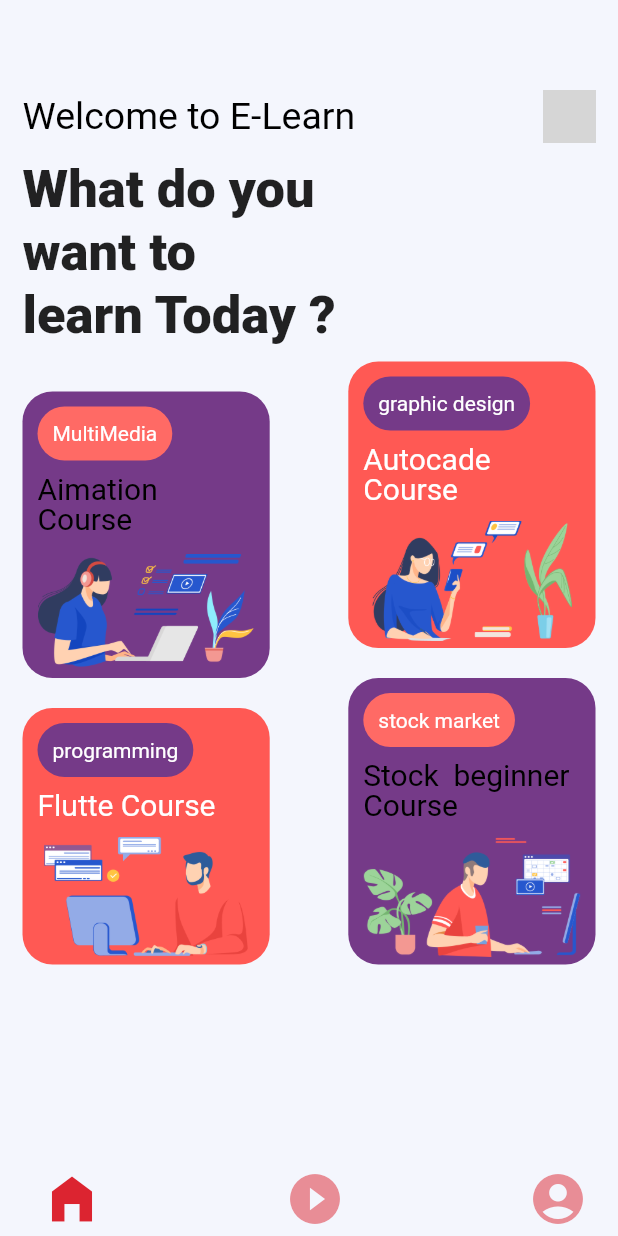
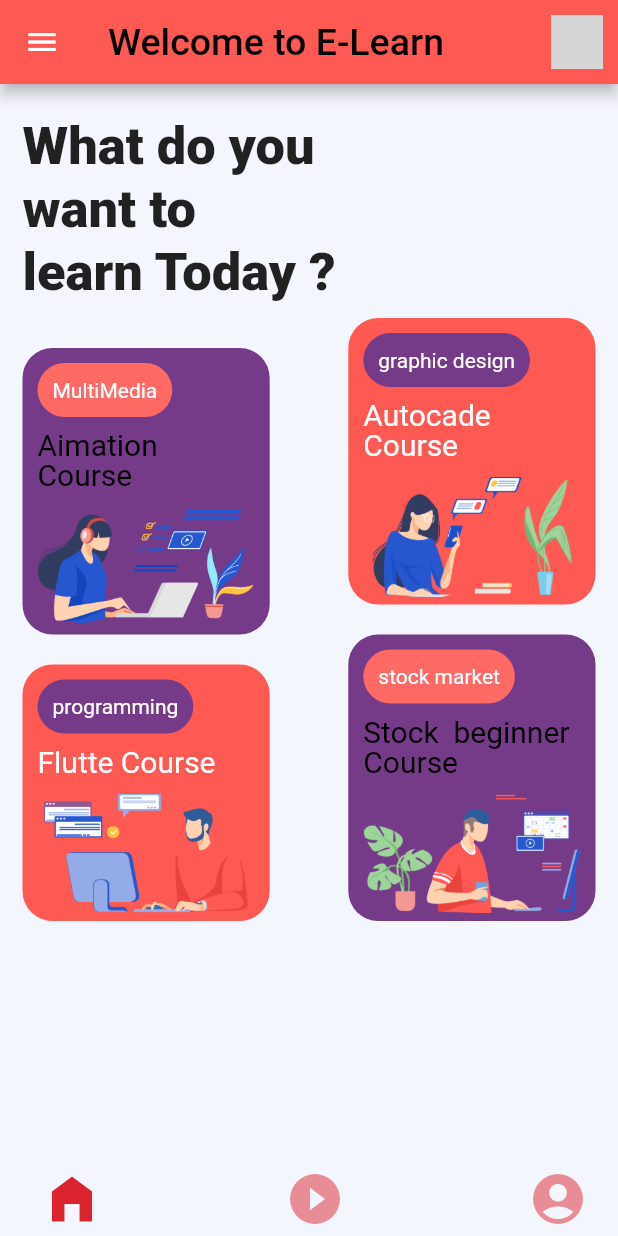
Before and after one commit to niyatipatel2711/e_learning_platform, a Flutter app: the screen it shows after launch, after a tap on "Skip", on a phone screen of 412 x 824 dp. Run offline on Flutter 3.47's test engine with Material 2 defaults, Android fonts, the phone set to English and light mode, and no system bars; our stand-ins replace flutter_svg, google_fonts, shared_preferences; network calls fail; Roboto replaces fonts that are missing (Times and Roman); grey boxes are pictures that could not be loaded.

Commit message:
homescreen added

```diff
--- a/lib/HomeScreen.dart
+++ b/lib/HomeScreen.dart
@@ -1,4 +1,6 @@
 import 'package:flutter/material.dart';
+
+import 'Drawer.dart';
 
 class HomeScreen extends StatefulWidget {
   //  HomeScreen({ Key ? key }) : super(key: key);
@@ -12,33 +14,40 @@ class _HomeScreenState extends State<HomeScreen> {
   Widget build(BuildContext context) {
     return Scaffold(
       backgroundColor: Color(0xfff4f6fd),
-      body: Padding(
-        padding: EdgeInsets.only(left: 15, top: 60, right: 15),
-        child: Container(
-          child: Column(
-            crossAxisAlignment: CrossAxisAlignment.start,
-            children: [
-              Row(
-                mainAxisAlignment: MainAxisAlignment.spaceBetween,
-                children: [
-                  Text(
+      appBar: AppBar(
+        title: Text(
                     "Welcome to E-Learn",
                     style: TextStyle(
                         fontSize: 25,
                         fontFamily: "Times and Roman",
                         color: Colors.black),
                   ),
-                  Container(
+                  backgroundColor: Color(0xffFF5954),
+  actions: [
+     Padding(
+       padding: EdgeInsets.only(right: 10.0, top: 10, bottom: 10),
+       child: Container(
+
                       height: 35,
                       width: 35,
                       decoration: BoxDecoration(
                           shape: BoxShape.circle,
                           image: DecorationImage(
+
                               image: NetworkImage(
                                   "https://previews.123rf.com/images/robuart/robuart1804/robuart180401032/100049635-boy-avatar-in-round-web-button-isolated-on-white-brunet-handsome-guy-in-shirt-with-tie-smiling-schoo.jpg"))),
+                    ),
      )
   ],
+
       ),
+      drawer:DrawerHome(),
+      body: Padding(
+        padding: EdgeInsets.only(left: 15, top: 10, right: 15),
+        child: Container(
+          child: Column(
+            crossAxisAlignment: CrossAxisAlignment.start,
+            children: [
               SizedBox(
                 height: 10,
               ),
--- a/lib/Onbording_screen.dart
+++ b/lib/Onbording_screen.dart
@@ -1,7 +1,10 @@
 import 'package:e_learning/HomeScreen.dart';
 import 'package:flutter/material.dart';
+import 'package:flutter_svg/flutter_svg.dart';
+import 'package:google_fonts/google_fonts.dart';
+import 'package:shared_preferences/shared_preferences.dart';
 
-void Main() {
+void main() {
   runApp(Onbording_screen());
 }
 
@@ -36,40 +39,46 @@ class Onbording_screen_State extends State<Onbording_screen> {
     );
   }
 
+  _storeOnBoardInfo() async {
+    int isViewed = 0;
+    SharedPreferences prefs = await SharedPreferences.getInstance();
+    await prefs.setInt('onBoard', isViewed);
+  }
+
   @override
   Widget build(BuildContext context) {
     return Scaffold(
         body: Container(
+          height: double.infinity,
           decoration: BoxDecoration(
-              gradient: LinearGradient(
-            begin: Alignment.topLeft,
-            end: Alignment.bottomRight,
-            stops: [0.4, 0.8, 1, 0.9],
-            colors: [
-              Color(0xFFD35400),
-              Color(0xFF4563DB),
-              Color(0xFF5036D5),
-              Color(0xFF5B16D0),
-            ],
-          )),
+            color: Color(0xFFFF5954),
+          ),
           child: Padding(
-            padding: EdgeInsets.symmetric(vertical: 45),
+            padding: EdgeInsets.symmetric(vertical: 25),
             child: Column(
               // crossAxisAlignment: CrossAxisAlignment.stretch,
               children: [
                 Container(
                   alignment: Alignment.centerRight,
                   child: FlatButton(
-                    onPressed: () {Navigator.push(
-                        context, MaterialPageRoute(builder: (context) => HomeScreen()));},
+                    onPressed: () {
+                      Navigator.push(
+                          context,
+                          MaterialPageRoute(
+                            builder: (context) => HomeScreen(),
+                          ));
+                    },
                     child: Text(
-                      "Skip",
-                      style: TextStyle(color: Colors.white, fontSize: 20),
+                      _currentpage == _numpage - 1 ? " " : "Skip",
+                      style: GoogleFonts.didactGothic(
+                          color: Colors.white,
+                          fontSize: 20,
+                          fontWeight: FontWeight.bold),
                     ),
                   ),
                 ),
                 Container(
-                  height: 450,
+                  height: 550,
                   child: PageView(
                     physics: ClampingScrollPhysics(),
                     controller: _pageController,
@@ -80,94 +89,97 @@ class Onbording_screen_State extends State<Onbording_screen> {
                     },
                     children: [
                       Padding(
-                        padding: EdgeInsets.only(left: 20),
+                        padding: const EdgeInsets.symmetric(horizontal: 20.0),
                         child: Column(
-                          crossAxisAlignment: CrossAxisAlignment.start,
+                          crossAxisAlignment: CrossAxisAlignment.center,
                           children: [
                             Center(
-                              child: Image(
-                                image: AssetImage("images/onboarding1.png"),
-                                height: 250,
-                                width: 250,
+                              child: SvgPicture.asset('images/connect.svg',
+                                  height: 300, width: 300),
+                            ),
+                            SizedBox(height: 20.0),
+                            Text(
+                              'Connect people around the world',
+                              style: GoogleFonts.didactGothic(
+                                fontSize: 30,
+                                color: Colors.white,
+                                fontWeight: FontWeight.w700,
                               ),
+                              textAlign: TextAlign.center,
                             ),
-                            SizedBox(height: 5.0),
-                            Text('Connect people\naround the world',
-                                style: TextStyle(
-                                    fontFamily: 'CM Sans Serif',
-                                    fontSize: 25,
-                                    height: 1.2,
-                                    color: Colors.white)),
-                            SizedBox(height: 8.0),
+                            SizedBox(height: 10.0),
                             Text(
-                              'This is online learning platform. Here you are learn diffrent Courses and subject.',
-                              style: TextStyle(
-                                  fontFamily: 'CM Sans Serif',
-                                  fontSize: 18,
-                                  height: 1,
-                                  color: Colors.white),
+                              'This is online learning platform. Here you will learn diffrent courses and subject.',
+                              style: GoogleFonts.didactGothic(
+                                fontSize: 20,
+                                color: Colors.white,
+                                fontWeight: FontWeight.w300,
+                              ),
+                              textAlign: TextAlign.center,
                             ),
                           ],
                         ),
                       ),
                       Padding(
-                        padding: EdgeInsets.only(left: 20),
+                        padding: const EdgeInsets.symmetric(horizontal: 20.0),
                         child: Column(
-                          crossAxisAlignment: CrossAxisAlignment.start,
+                          crossAxisAlignment: CrossAxisAlignment.center,
                           children: [
                             Center(
-                              child: Image(
-                                image: AssetImage("images/onboarding3.png"),
-                                height: 250,
-                                width: 250,
+                              child: SvgPicture.asset('images/queans.svg',
+                                  height: 300, width: 300),
+                            ),
+                            SizedBox(height: 20.0),
+                            Text(
+                              'Q & A',
+                              style: GoogleFonts.didactGothic(
+                                fontSize: 30,
+                                color: Colors.white,
+                                fontWeight: FontWeight.w700,
                               ),
+                              textAlign: TextAlign.center,
                             ),
-                            SizedBox(height: 30.0),
-                            Text('Quation and Answer',
-                                style: TextStyle(
-                                    fontFamily: 'CM Sans Serif',
-                                    fontSize: 25,
-                                    height: 1.2,
-                                    color: Colors.white)),
-                            SizedBox(height: 15.0),
+                            SizedBox(height: 10.0),
                             Text(
-                              'Most common topics on forums include questions, comparisons, polls of opinion, as well as debates.Here  people can do conversation about course related query and doubt.',
-                              style: TextStyle(
-                                  fontFamily: 'CM Sans Serif',
-                                  fontSize: 18,
-                                  height: 1,
-                                  color: Colors.white),
+                              'Most common topics on forums include questions, comparisons, polls of opinion, as well as debates.Here  people can do conversation about course related queries and doubts.',
+                              style: GoogleFonts.didactGothic(
+                                fontSize: 20,
+                                color: Colors.white,
+                                fontWeight: FontWeight.w300,
+                              ),
+                              textAlign: TextAlign.center,
                             ),
                           ],
                         ),
                       ),
                       Padding(
-                        padding: EdgeInsets.only(left: 20),
+                        padding: const EdgeInsets.symmetric(horizontal: 20.0),
                         child: Column(
-                          crossAxisAlignment: CrossAxisAlignment.start,
+                          crossAxisAlignment: CrossAxisAlignment.center,
                           children: [
                             Center(
-                              child: Image(
-                                image: AssetImage("images/onboarding4.png"),
-                                height: 250,
-                                width: 250,
+                              child: SvgPicture.asset('images/enroll.svg',
+                                  height: 300, width: 300),
+                            ),
+                            SizedBox(height: 20.0),
+                            Text(
+                              'Enroll in high quality courses',
+                              style: GoogleFonts.didactGothic(
+                                fontSize: 30,
+                                color: Colors.white,
+                                fontWeight: FontWeight.w700,
                               ),
+                              textAlign: TextAlign.center,
                             ),
-                            SizedBox(height: 30.0),
-                            Text('Connect people\naround the world',
-                                style: TextStyle(
-                                    fontFamily: 'CM Sans Serif',
-                                    fontSize: 25,
-                                    height: 1.2,
-                                    color: Colors.white)),
-                            SizedBox(height: 15.0),
+                            SizedBox(height: 10.0),
                             Text(
-                              'This is online learning platform. Here you are learn diffrent Courses and subject.',
-                              style: TextStyle(
-                                  fontFamily: 'CM Sans Serif',
-                                  fontSize: 18,
-                                  height: 1,
-                                  color: Colors.white),
+                              'Students can explore any course published on YouTube and they can enroll any courses they prefer.',
+                              style: GoogleFonts.didactGothic(
+                                fontSize: 20,
+                                color: Colors.white,
+                                fontWeight: FontWeight.w300,
+                              ),
+                              textAlign: TextAlign.center,
                             ),
                           ],
                         ),
@@ -175,6 +187,7 @@ class Onbording_screen_State extends State<Onbording_screen> {
                     ],
                   ),
                 ),
+                SizedBox(height: 20),
                 Row(
                   mainAxisAlignment: MainAxisAlignment.center,
                   children: _buildPageIndicator(),
@@ -184,7 +197,8 @@ class Onbording_screen_State extends State<Onbording_screen> {
                         child: Align(
                         alignment: FractionalOffset.bottomRight,
                         child: FlatButton(
-                          onPressed: () {
+                          onPressed: () async {
+                            await _storeOnBoardInfo();
                             _pageController.nextPage(
                                 duration: Duration(milliseconds: 500),
                                 curve: Curves.ease);
@@ -195,7 +209,7 @@ class Onbording_screen_State extends State<Onbording_screen> {
                             children: [
                               Text(
                                 'Next',
-                                style: TextStyle(
+                                style: GoogleFonts.didactGothic(
                                     color: Colors.white, fontSize: 22.0),
                               ),
                               SizedBox(width: 10),
@@ -213,25 +227,40 @@ class Onbording_screen_State extends State<Onbording_screen> {
           ),
         ),
         bottomSheet: _currentpage == _numpage - 1
-            ? Container(
-                height: 70,
-                width: double.infinity,
-                color: Colors.white,
-                child: GestureDetector(
-                  onTap: (){ Navigator.push(
-                        context, MaterialPageRoute(builder: (context) => HomeScreen()));},
+            ? InkWell(
+                onTap: () async {
+                  await _storeOnBoardInfo();
+                  Navigator.push(
+                      context,
+                      MaterialPageRoute(
+                        builder: (context) => HomeScreen(),
+                      ));
+                },
+                child: Container(
+                    padding: EdgeInsets.all(5),
+                    height: 50,
+                    width: double.infinity,
+                    color: Colors.transparent,
                     child: Center(
-                  child: Padding(
-                    padding: EdgeInsets.only(bottom: 10),
-                    child: Text(
-                      "Let's Start ",
-                      style: TextStyle(
-                          color: Colors.purple,
-                          fontSize: 20,
-                          fontWeight: FontWeight.bold),
-                    ),
-                  ),
-                )))
+                      child: Row(
+                        mainAxisAlignment: MainAxisAlignment.center,
+                        children: [
+                          Text(
+                            "Get started",
+                            style: GoogleFonts.didactGothic(
+                                color: Color(0xFF2657CE),
+                                fontSize: 24,
+                                fontWeight: FontWeight.bold),
+                          ),
+                          SizedBox(width: 10),
+                          Icon(
+                            Icons.arrow_forward_ios_outlined,
+                            color: Color(0xFF2657CE),
+                          )
+                        ],
+                      ),
+                    )),
+              )
             : Text(""));
   }
 }
--- a/lib/main.dart
+++ b/lib/main.dart
@@ -1,10 +1,16 @@
+import 'package:e_learning/HomeScreen.dart';
 import 'package:e_learning/Onbording_screen.dart';
-import 'package:flutter/foundation.dart';
 import 'package:flutter/material.dart';
+import 'package:shared_preferences/shared_preferences.dart';
 
 import 'CoursePage.dart';
 
-void main() {
+int isViewed;
+
+void main() async {
+  WidgetsFlutterBinding.ensureInitialized();
+  SharedPreferences prefs = await SharedPreferences.getInstance();
+  isViewed = prefs.getInt('onBoard');
   runApp(MyApp());
 }
 
@@ -13,34 +19,62 @@ class MyApp extends StatelessWidget {
   @override
   Widget build(BuildContext context) {
     return MaterialApp(
-      title: 'Flutter Demo',
+      debugShowCheckedModeBanner: false,
       theme: ThemeData(
         primarySwatch: Colors.blue,
-        visualDensity: VisualDensity.adaptivePlatformDensity,
       ),
-      home: Onbording_screen(),
-      routes:{'/CoursePage' : (context)=> CoursePage(),},
-      debugShowCheckedModeBanner: false,
+      home: SplashScreen(),
+       routes:{'/CoursePage' : (context)=> CoursePage(),},
     );
   }
 }
 
-class MyHomePage extends StatefulWidget {
-  MyHomePage({Key key, this.title}) : super(key: key);
-
-  final String title;
+class SplashScreen extends StatefulWidget {
+  // const SplashScreen({ Key? key }) : super(key: key);
 
   @override
-  _MyHomePageState createState() => _MyHomePageState();
+  _SplashScreenState createState() => _SplashScreenState();
 }
 
-class _MyHomePageState extends State<MyHomePage> {
+class _SplashScreenState extends State<SplashScreen> with TickerProviderStateMixin{
+
+   AnimationController _animationController;
+   Animation<double> _animation;
+
+  @override
+  void initState() {
+    _animationController = AnimationController(vsync: this, duration: Duration(seconds: 2));
+
+    _animation = Tween(
+      begin: 0.0,
+      end: 1.0
+    ).animate(_animationController);
+
+    _animationController.forward();
+
+    _animation.addStatusListener((status) {
+      if(status == AnimationStatus.completed){
+        Navigator.push(context, MaterialPageRoute(builder: (context) => isViewed != 0 ? Onbording_screen() : HomeScreen()));
+      }
+      else if(status == AnimationStatus.dismissed){
+        _animationController.forward();
+      }
+    });
+
+    super.initState();
+  }
+
   @override
   Widget build(BuildContext context) {
     return Scaffold(
-        appBar: AppBar(
-          title: Text(widget.title),
+      body: Container(
+        child: Center(
+          child: FadeTransition(
+            opacity: _animation,
+            child: Image.asset('images/logo1.png', height: 350, width: 350,),
+          )
         ),
-        body: Center());
+      ),
+    );
   }
 }
```
Also changed, not shown: lib/constant.dart (added, +9 -0 lines), lib/drawer.dart (added, +103 -0 lines), pubspec.yaml (+9 -0 lines), images/connect.svg (added), images/enroll.svg (added), images/logo1.png (added), images/queans.svg (added), pubspec.lock. Lines whose indentation alone changed are shown as unchanged.
